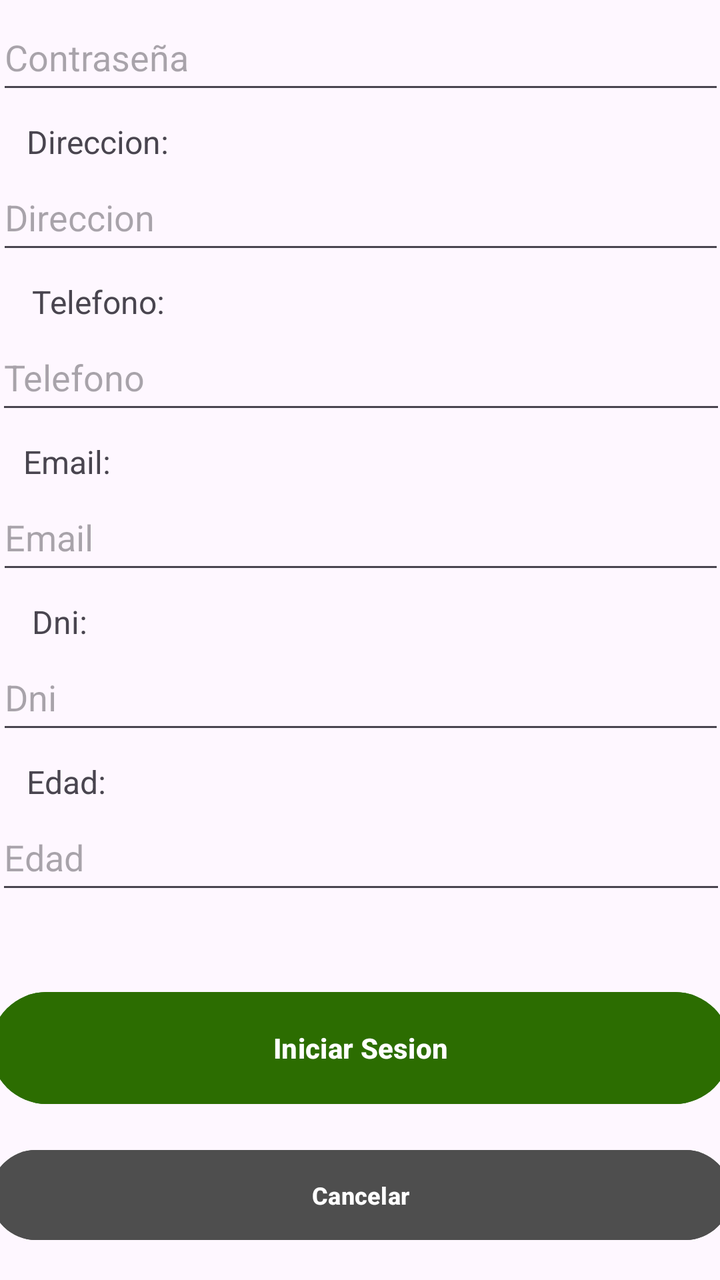
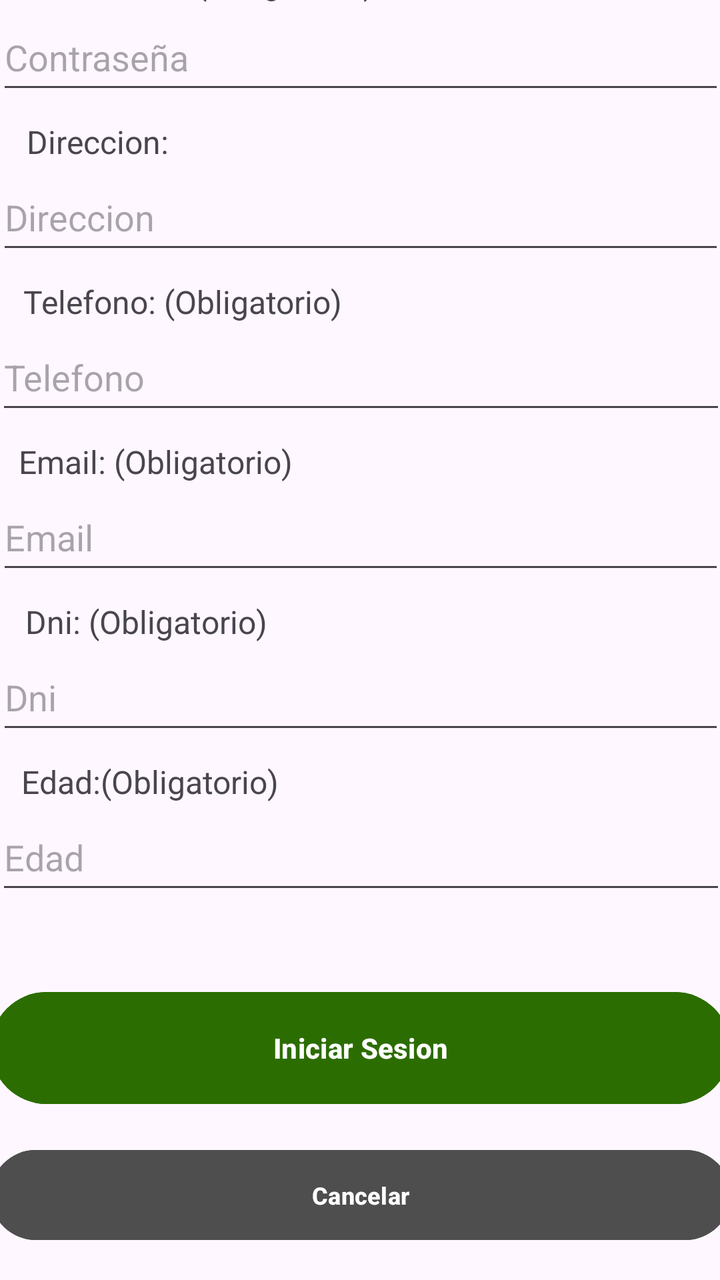

An Android layout rendered at two revisions. The XML below is the earlier revision; the diff shows what the commit changed to produce the second picture.
<!-- AndroidManifest.xml: application theme Theme.MobilesVC -->
<!-- res/layout/register_view.xml -->
<?xml version="1.0" encoding="utf-8"?>
<androidx.constraintlayout.widget.ConstraintLayout xmlns:android="http://schemas.android.com/apk/res/android"
    xmlns:app="http://schemas.android.com/apk/res-auto"
    xmlns:tools="http://schemas.android.com/tools"
    android:layout_width="match_parent"
    android:layout_height="match_parent">

    <TextView
        android:id="@+id/textView45"
        android:layout_width="100dp"
        android:layout_height="22dp"
        android:text="Edad:"
        android:textSize="16sp"
        app:layout_constraintBottom_toTopOf="@+id/vEdadRegister"
        app:layout_constraintEnd_toEndOf="parent"
        app:layout_constraintHorizontal_bias="0.051"
        app:layout_constraintStart_toStartOf="parent" />

    <TextView
        android:id="@+id/textView43"
        android:layout_width="100dp"
        android:layout_height="22dp"
        android:text="Dni:"
        android:textSize="16sp"
        app:layout_constraintBottom_toTopOf="@+id/vDniRegister"
        app:layout_constraintEnd_toEndOf="parent"
        app:layout_constraintHorizontal_bias="0.061"
        app:layout_constraintStart_toStartOf="parent" />

    <TextView
        android:id="@+id/textView42"
        android:layout_width="100dp"
        android:layout_height="22dp"
        android:text="Email:"
        android:textSize="16sp"
        app:layout_constraintBottom_toTopOf="@+id/vEmailRegister"
        app:layout_constraintEnd_toEndOf="parent"
        app:layout_constraintHorizontal_bias="0.045"
        app:layout_constraintStart_toStartOf="parent" />

    <TextView
        android:id="@+id/textView41"
        android:layout_width="100dp"
        android:layout_height="22dp"
        android:text="Telefono:"
        android:textSize="16sp"
        app:layout_constraintBottom_toTopOf="@+id/vTelefonoRegister"
        app:layout_constraintEnd_toEndOf="parent"
        app:layout_constraintHorizontal_bias="0.061"
        app:layout_constraintStart_toStartOf="parent" />

    <TextView
        android:id="@+id/textView40"
        android:layout_width="100dp"
        android:layout_height="22dp"
        android:text="Direccion:"
        android:textSize="16sp"
        app:layout_constraintBottom_toTopOf="@+id/vDireccionRegister"
        app:layout_constraintEnd_toEndOf="parent"
        app:layout_constraintHorizontal_bias="0.051"
        app:layout_constraintStart_toStartOf="parent" />

    <TextView
        android:id="@+id/textView39"
        android:layout_width="100dp"
        android:layout_height="22dp"
        android:text="Contraseña:"
        android:textSize="16sp"
        app:layout_constraintBottom_toTopOf="@+id/vPasswordRegister"
        app:layout_constraintEnd_toEndOf="parent"
        app:layout_constraintHorizontal_bias="0.046"
        app:layout_constraintStart_toStartOf="parent" />

    <TextView
        android:id="@+id/textView24"
        android:layout_width="65dp"
        android:layout_height="22dp"
        android:text="Nombre:"
        android:textSize="16sp"
        app:layout_constraintBottom_toTopOf="@+id/vNombreRegister"
        app:layout_constraintEnd_toEndOf="parent"
        app:layout_constraintHorizontal_bias="0.046"
        app:layout_constraintStart_toStartOf="parent" />

    <com.google.android.material.textfield.TextInputEditText
        android:id="@+id/vDniRegister"
        android:layout_width="364dp"
        android:layout_height="50dp"
        android:layout_marginStart="16dp"
        android:layout_marginEnd="16dp"
        android:layout_marginBottom="30dp"
        android:hint="Dni"
        app:layout_constraintBottom_toTopOf="@+id/vEdadRegister"
        app:layout_constraintEnd_toEndOf="parent"
        app:layout_constraintStart_toStartOf="parent" />

    <Button
        android:id="@+id/vVolverRegister"
        android:layout_width="370dp"
        android:layout_height="53dp"
        android:layout_marginHorizontal="24dp"
        android:layout_marginBottom="16dp"
        android:backgroundTint="#4E4E4E"
        android:paddingVertical="10dp"
        android:text="Cancelar"
        android:textSize="12sp"
        android:textStyle="bold"
        android:visibility="visible"
        app:layout_constraintBottom_toBottomOf="parent"
        app:layout_constraintEnd_toEndOf="parent"
        app:layout_constraintHorizontal_bias="0.5"
        app:layout_constraintStart_toStartOf="parent" />

    <Button
        android:id="@+id/vCrearUsuario"
        android:layout_width="370dp"
        android:layout_height="64dp"
        android:layout_marginBottom="84dp"
        android:backgroundTint="#2C6D01"
        android:paddingVertical="14dp"
        android:text="Iniciar Sesion"
        android:textStyle="bold"
        app:layout_constraintBottom_toBottomOf="parent"
        app:layout_constraintEnd_toEndOf="parent"
        app:layout_constraintHorizontal_bias="0.5"
        app:layout_constraintStart_toStartOf="parent" />

    <com.google.android.material.textfield.TextInputEditText
        android:id="@+id/vEmailRegister"
        android:layout_width="364dp"
        android:layout_height="50dp"
        android:layout_marginStart="16dp"
        android:layout_marginEnd="16dp"
        android:layout_marginBottom="30dp"
        android:hint="Email"
        app:layout_constraintBottom_toTopOf="@+id/vDniRegister"
        app:layout_constraintEnd_toEndOf="parent"
        app:layout_constraintStart_toStartOf="parent" />

    <com.google.android.material.textfield.TextInputEditText
        android:id="@+id/vDireccionRegister"
        android:layout_width="364dp"
        android:layout_height="50dp"
        android:layout_marginStart="16dp"
        android:layout_marginEnd="16dp"
        android:layout_marginBottom="30dp"
        android:hint="Direccion"
        app:layout_constraintBottom_toTopOf="@+id/vTelefonoRegister"
        app:layout_constraintEnd_toEndOf="parent"
        app:layout_constraintStart_toStartOf="parent" />

    <com.google.android.material.textfield.TextInputEditText
        android:id="@+id/vPasswordRegister"
        android:layout_width="364dp"
        android:layout_height="50dp"
        android:layout_marginStart="16dp"
        android:layout_marginEnd="16dp"
        android:layout_marginBottom="30dp"
        android:hint="Contraseña"
        app:layout_constraintBottom_toTopOf="@+id/vDireccionRegister"
        app:layout_constraintEnd_toEndOf="parent"
        app:layout_constraintStart_toStartOf="parent" />

    <com.google.android.material.textfield.TextInputEditText
        android:id="@+id/vNombreRegister"
        android:layout_width="364dp"
        android:layout_height="50dp"
        android:layout_marginStart="16dp"
        android:layout_marginEnd="16dp"
        android:layout_marginBottom="30dp"
        android:hint="Usuario"
        app:layout_constraintBottom_toTopOf="@+id/vPasswordRegister"
        app:layout_constraintEnd_toEndOf="parent"
        app:layout_constraintHorizontal_bias="0.50"
        app:layout_constraintStart_toStartOf="parent" />

    <TextView
        android:id="@+id/textView3"
        android:layout_width="wrap_content"
        android:layout_height="wrap_content"
        android:layout_marginStart="140dp"
        android:layout_marginTop="25dp"
        android:layout_marginEnd="141dp"
        android:layout_marginBottom="35dp"
        android:fontFamily="sans-serif"
        android:text="Registrarse"
        android:textColor="#000000"
        android:textSize="34sp"
        android:textStyle="bold|italic"
        app:layout_constraintBottom_toTopOf="@+id/vNombreRegister"
        app:layout_constraintEnd_toEndOf="parent"
        app:layout_constraintHorizontal_bias="0.5"
        app:layout_constraintStart_toStartOf="parent"
        app:layout_constraintTop_toTopOf="parent"
        app:layout_constraintVertical_bias="0.5"
        tools:textSize="26sp" />

    <EditText
        android:id="@+id/vTelefonoRegister"
        android:layout_width="365dp"
        android:layout_height="50dp"
        android:layout_marginStart="16dp"
        android:layout_marginEnd="16dp"
        android:layout_marginBottom="30dp"
        android:ems="10"
        android:hint="Telefono"
        android:inputType="number"
        app:layout_constraintBottom_toTopOf="@+id/vEmailRegister"
        app:layout_constraintEnd_toEndOf="parent"
        app:layout_constraintStart_toStartOf="parent" />

    <EditText
        android:id="@+id/vEdadRegister"
        android:layout_width="365dp"
        android:layout_height="50dp"
        android:layout_marginStart="16dp"
        android:layout_marginEnd="16dp"
        android:layout_marginBottom="40dp"
        android:ems="10"
        android:hint="Edad"
        android:inputType="number"
        app:layout_constraintBottom_toTopOf="@+id/vCrearUsuario"
        app:layout_constraintEnd_toEndOf="parent"
        app:layout_constraintHorizontal_bias="0.5"
        app:layout_constraintStart_toStartOf="parent" />
</androidx.constraintlayout.widget.ConstraintLayout>
<!-- resources referenced by this layout -->
<resources>
  <style name="Theme.MobilesVC" parent="Base.Theme.MobilesVC" />
  <style name="Base.Theme.MobilesVC" parent="Theme.Material3.DayNight.NoActionBar">
          
          
      </style>
</resources>

<!-- the commit's change to res/layout/register_view.xml (unified diff, before → after) -->
@@ -7,9 +7,9 @@
 
     <TextView
         android:id="@+id/textView45"
-        android:layout_width="100dp"
-        android:layout_height="22dp"
-        android:text="Edad:"
+        android:layout_width="150dp"
+        android:layout_height="22dp"
+        android:text="Edad:(Obligatorio)"
         android:textSize="16sp"
         app:layout_constraintBottom_toTopOf="@+id/vEdadRegister"
         app:layout_constraintEnd_toEndOf="parent"
@@ -18,9 +18,9 @@
 
     <TextView
         android:id="@+id/textView43"
-        android:layout_width="100dp"
-        android:layout_height="22dp"
-        android:text="Dni:"
+        android:layout_width="150dp"
+        android:layout_height="22dp"
+        android:text="Dni: (Obligatorio)"
         android:textSize="16sp"
         app:layout_constraintBottom_toTopOf="@+id/vDniRegister"
         app:layout_constraintEnd_toEndOf="parent"
@@ -29,9 +29,9 @@
 
     <TextView
         android:id="@+id/textView42"
-        android:layout_width="100dp"
-        android:layout_height="22dp"
-        android:text="Email:"
+        android:layout_width="150dp"
+        android:layout_height="22dp"
+        android:text="Email: (Obligatorio)"
         android:textSize="16sp"
         app:layout_constraintBottom_toTopOf="@+id/vEmailRegister"
         app:layout_constraintEnd_toEndOf="parent"
@@ -40,9 +40,9 @@
 
     <TextView
         android:id="@+id/textView41"
-        android:layout_width="100dp"
-        android:layout_height="22dp"
-        android:text="Telefono:"
+        android:layout_width="170dp"
+        android:layout_height="22dp"
+        android:text="Telefono: (Obligatorio)"
         android:textSize="16sp"
         app:layout_constraintBottom_toTopOf="@+id/vTelefonoRegister"
         app:layout_constraintEnd_toEndOf="parent"
@@ -62,9 +62,9 @@
 
     <TextView
         android:id="@+id/textView39"
-        android:layout_width="100dp"
-        android:layout_height="22dp"
-        android:text="Contraseña:"
+        android:layout_width="180dp"
+        android:layout_height="22dp"
+        android:text="Contraseña: (Obligatorio)"
         android:textSize="16sp"
         app:layout_constraintBottom_toTopOf="@+id/vPasswordRegister"
         app:layout_constraintEnd_toEndOf="parent"
@@ -73,9 +73,9 @@
 
     <TextView
         android:id="@+id/textView24"
-        android:layout_width="65dp"
-        android:layout_height="22dp"
-        android:text="Nombre:"
+        android:layout_width="165dp"
+        android:layout_height="22dp"
+        android:text="Nombre: (Obligatorio)"
         android:textSize="16sp"
         app:layout_constraintBottom_toTopOf="@+id/vNombreRegister"
         app:layout_constraintEnd_toEndOf="parent"
